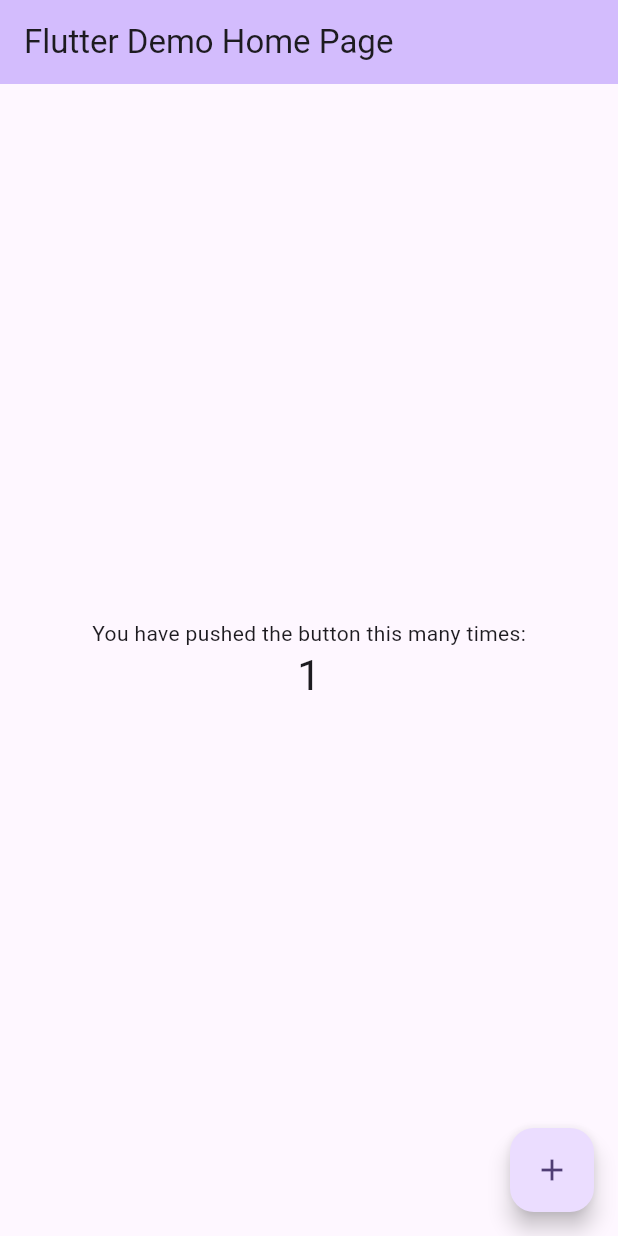
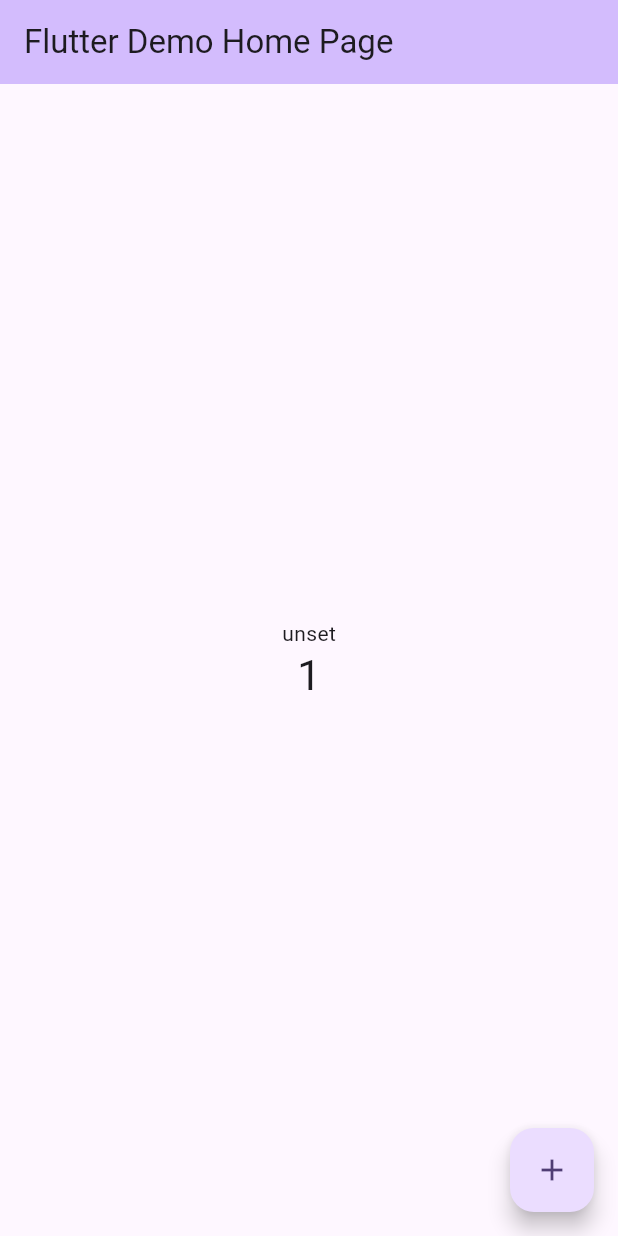
Before and after one commit to taiyo-vku/fashion_app, a Flutter app: the screen it shows after launch, after a tap on the "add" icon, on a phone screen of 412 x 824 dp. Run offline on Flutter 3.47's test engine with Material 3 defaults, Android fonts, the phone set to English and light mode, and no system bars; our stand-ins replace flutter_dotenv, go_router.

```diff
--- /dev/null
+++ b/lib/common/utils/environment.dart
@@ -0,0 +1,23 @@
+import 'package:flutter/foundation.dart';
+import 'package:flutter_dotenv/flutter_dotenv.dart';
+
+class Environment {
+  static String get fileName {
+    if (kReleaseMode) {
+      return '.env.production';
+    }
+    return '.env.development';
+  }
+
+  static String get apiKey {
+    return dotenv.env['API_KEY'] ?? 'API_KEY Not Found!!!';
+  }
+
+  static String get apPBaseUrl {
+    return dotenv.env['API_BASE_URL'] ?? 'API_URL Not Found!!';
+  }
+
+  static String get googleApiKey {
+    return dotenv.env['MAPS_API_KEY'] ?? 'MAPS_API_KEY Not Found!!';
+  }
+}
--- a/lib/main.dart
+++ b/lib/main.dart
@@ -1,6 +1,10 @@
+import 'package:fashion_app/common/utils/environment.dart';
 import 'package:flutter/material.dart';
+import 'package:flutter_dotenv/flutter_dotenv.dart';
 
-void main() {
+void main() async {
+  WidgetsFlutterBinding.ensureInitialized();
+  await dotenv.load(fileName: Environment.fileName);
   runApp(const MyApp());
 }
 
@@ -13,21 +17,6 @@ class MyApp extends StatelessWidget {
     return MaterialApp(
       title: 'Flutter Demo',
       theme: ThemeData(
-        // This is the theme of your application.
-        //
-        // TRY THIS: Try running your application with "flutter run". You'll see
-        // the application has a purple toolbar. Then, without quitting the app,
-        // try changing the seedColor in the colorScheme below to Colors.green
-        // and then invoke "hot reload" (save your changes or press the "hot
-        // reload" button in a Flutter-supported IDE, or press "r" if you used
-        // the command line to start the app).
-        //
-        // Notice that the counter didn't reset back to zero; the application
-        // state is not lost during the reload. To reset the state, use hot
-        // restart instead.
-        //
-        // This works for code too, not just values: Most code changes can be
-        // tested with just a hot reload.
         colorScheme: ColorScheme.fromSeed(seedColor: Colors.deepPurple),
         useMaterial3: true,
       ),
@@ -59,54 +48,23 @@ class _MyHomePageState extends State<MyHomePage> {
 
   void _incrementCounter() {
     setState(() {
-      // This call to setState tells the Flutter framework that something has
-      // changed in this State, which causes it to rerun the build method below
-      // so that the display can reflect the updated values. If we changed
-      // _counter without calling setState(), then the build method would not be
-      // called again, and so nothing would appear to happen.
       _counter++;
     });
   }
 
   @override
   Widget build(BuildContext context) {
-    // This method is rerun every time setState is called, for instance as done
-    // by the _incrementCounter method above.
-    //
-    // The Flutter framework has been optimized to make rerunning build methods
-    // fast, so that you can just rebuild anything that needs updating rather
-    // than having to individually change instances of widgets.
     return Scaffold(
       appBar: AppBar(
-        // TRY THIS: Try changing the color here to a specific color (to
-        // Colors.amber, perhaps?) and trigger a hot reload to see the AppBar
-        // change color while the other colors stay the same.
         backgroundColor: Theme.of(context).colorScheme.inversePrimary,
-        // Here we take the value from the MyHomePage object that was created by
-        // the App.build method, and use it to set our appbar title.
         title: Text(widget.title),
       ),
       body: Center(
-        // Center is a layout widget. It takes a single child and positions it
-        // in the middle of the parent.
         child: Column(
-          // Column is also a layout widget. It takes a list of children and
-          // arranges them vertically. By default, it sizes itself to fit its
-          // children horizontally, and tries to be as tall as its parent.
-          //
-          // Column has various properties to control how it sizes itself and
-          // how it positions its children. Here we use mainAxisAlignment to
-          // center the children vertically; the main axis here is the vertical
-          // axis because Columns are vertical (the cross axis would be
-          // horizontal).
-          //
-          // TRY THIS: Invoke "debug painting" (choose the "Toggle Debug Paint"
-          // action in the IDE, or press "p" in the console), to see the
-          // wireframe for each widget.
           mainAxisAlignment: MainAxisAlignment.center,
           children: <Widget>[
-            const Text(
-              'You have pushed the button this many times:',
+            Text(
+              Environment.googleApiKey,
             ),
             Text(
               '$_counter',
```
Also changed, not shown: lib/common/utils/app_routes.dart (added, +73 -0 lines), lib/constants/constants.dart (added, +29 -0 lines), lib/constants/resource.dart (added, +26 -0 lines), lib/src/entrypoint/views/entrypoint.dart (added, +10 -0 lines), lib/src/splashscreen/views/splashscreen_page.dart (added, +10 -0 lines), pubspec.yaml (+24 -1 lines), lib/common/utils/enums.dart (added), lib/common/utils/kcolors.dart (added), lib/common/utils/kstring.dart (added), pubspec.lock, 5 other files.
